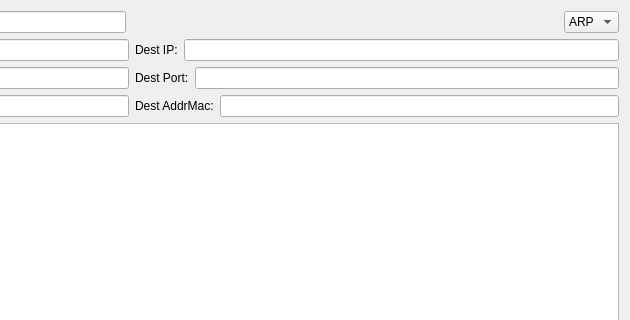
This is sniffer/forging.ui in bertonf/NSP1 as Qt 5 draws it before an edit; both pictures show x 380 to 1010 and y 0 to 320 of the 1010 by 497 pixel window. The edited form follows.
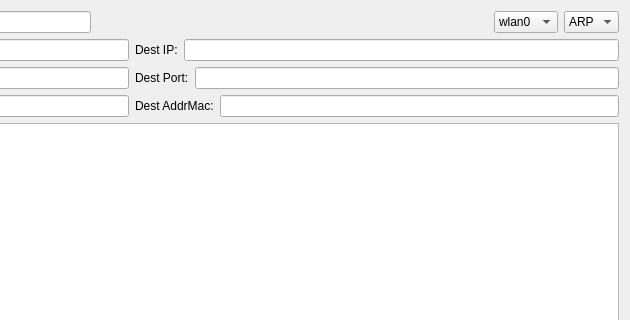
This is the edited form.

Patch:
```diff
--- a/sniffer/forging.ui
+++ b/sniffer/forging.ui
@@ -39,6 +39,15 @@
        </property>
       </spacer>
      </item>
+     <item>
+      <widget class="QComboBox" name="intComboBox">
+       <item>
+        <property name="text">
+         <string>wlan0</string>
+        </property>
+       </item>
+      </widget>
+     </item>
      <item>
       <widget class="QComboBox" name="comboBox">
        <item>
```
Left out of the diff: 20 changed lines with no effect on the pictures.
